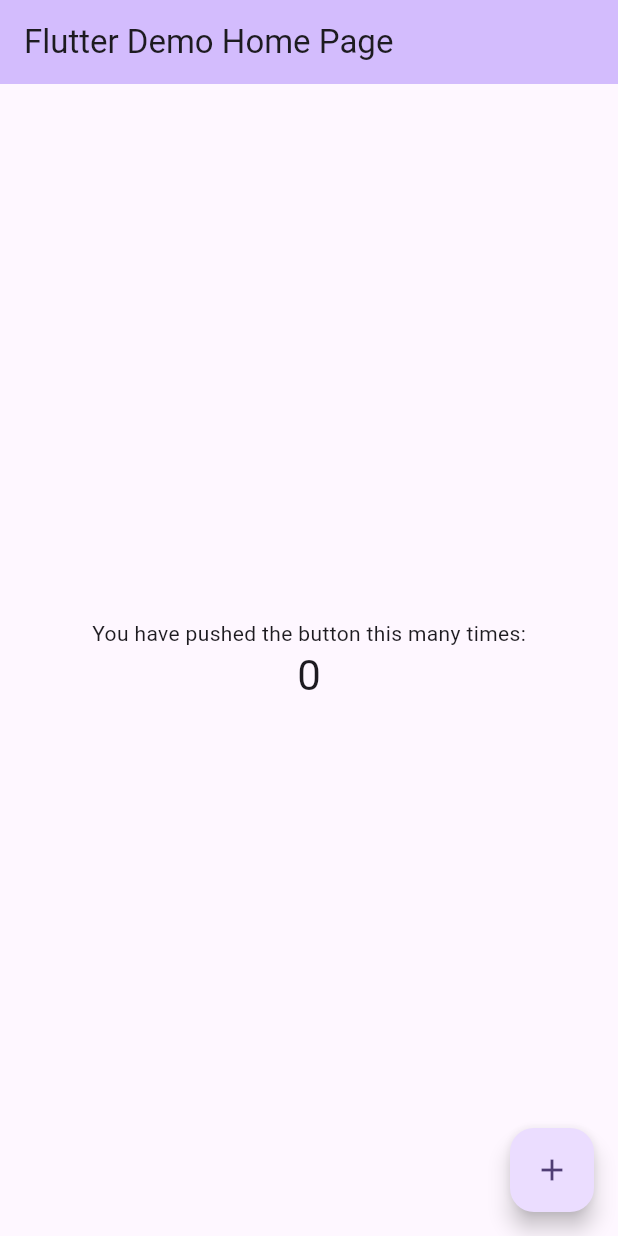
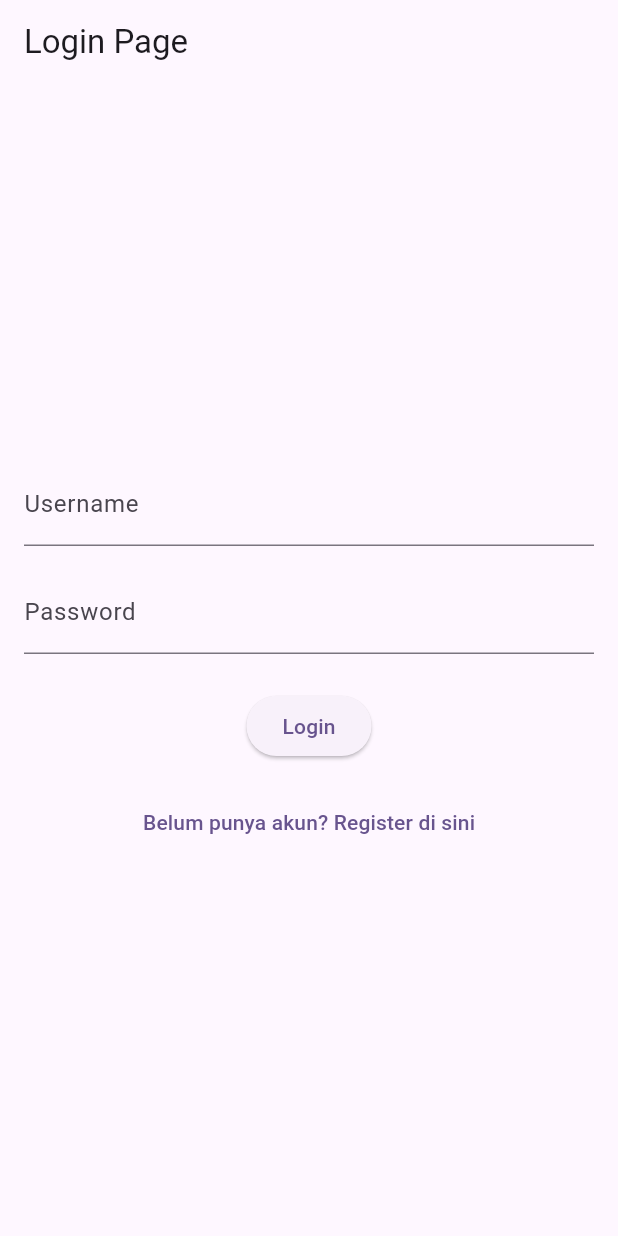
Before and after one commit to Yaugustz/Workshop-Pengebangan-Aplikasi, a Flutter app: the screen it shows after launch, on a phone screen of 412 x 824 dp. Run offline on Flutter 3.47's test engine with Material 3 defaults, Android fonts, the phone set to English and light mode, and no system bars.

```diff
--- a/lib/main.dart
+++ b/lib/main.dart
@@ -1,4 +1,5 @@
 import 'package:flutter/material.dart';
+import 'pages/login_page.dart'; // Import halaman login
 
 void main() {
   runApp(const MyApp());
@@ -7,116 +8,15 @@ void main() {
 class MyApp extends StatelessWidget {
   const MyApp({super.key});
 
-  // This widget is the root of your application.
   @override
   Widget build(BuildContext context) {
     return MaterialApp(
-      title: 'Flutter Demo',
+      title: 'Tugas Flutter',
       theme: ThemeData(
-        // This is the theme of your application.
-        //
-        // TRY THIS: Try running your application with "flutter run". You'll see
-        // the application has a purple toolbar. Then, without quitting the app,
-        // try changing the seedColor in the colorScheme below to Colors.green
-        // and then invoke "hot reload" (save your changes or press the "hot
-        // reload" button in a Flutter-supported IDE, or press "r" if you used
-        // the command line to start the app).
-        //
-        // Notice that the counter didn't reset back to zero; the application
-        // state is not lost during the reload. To reset the state, use hot
-        // restart instead.
-        //
-        // This works for code too, not just values: Most code changes can be
-        // tested with just a hot reload.
-        colorScheme: .fromSeed(seedColor: Colors.deepPurple),
+        colorScheme: ColorScheme.fromSeed(seedColor: Colors.deepPurple),
+        useMaterial3: true,
       ),
-      home: const MyHomePage(title: 'Flutter Demo Home Page'),
+      home: const LoginPage(), // Jadikan Login sebagai halaman pertama
     );
   }
 }
-
-class MyHomePage extends StatefulWidget {
-  const MyHomePage({super.key, required this.title});
-
-  // This widget is the home page of your application. It is stateful, meaning
-  // that it has a State object (defined below) that contains fields that affect
-  // how it looks.
-
-  // This class is the configuration for the state. It holds the values (in this
-  // case the title) provided by the parent (in this case the App widget) and
-  // used by the build method of the State. Fields in a Widget subclass are
-  // always marked "final".
-
-  final String title;
-
-  @override
-  State<MyHomePage> createState() => _MyHomePageState();
-}
-
-class _MyHomePageState extends State<MyHomePage> {
-  int _counter = 0;
-
-  void _incrementCounter() {
-    setState(() {
-      // This call to setState tells the Flutter framework that something has
-      // changed in this State, which causes it to rerun the build method below
-      // so that the display can reflect the updated values. If we changed
-      // _counter without calling setState(), then the build method would not be
-      // called again, and so nothing would appear to happen.
-      _counter++;
-    });
-  }
-
-  @override
-  Widget build(BuildContext context) {
-    // This method is rerun every time setState is called, for instance as done
-    // by the _incrementCounter method above.
-    //
-    // The Flutter framework has been optimized to make rerunning build methods
-    // fast, so that you can just rebuild anything that needs updating rather
-    // than having to individually change instances of widgets.
-    return Scaffold(
-      appBar: AppBar(
-        // TRY THIS: Try changing the color here to a specific color (to
-        // Colors.amber, perhaps?) and trigger a hot reload to see the AppBar
-        // change color while the other colors stay the same.
-        backgroundColor: Theme.of(context).colorScheme.inversePrimary,
-        // Here we take the value from the MyHomePage object that was created by
-        // the App.build method, and use it to set our appbar title.
-        title: Text(widget.title),
-      ),
-      body: Center(
-        // Center is a layout widget. It takes a single child and positions it
-        // in the middle of the parent.
-        child: Column(
-          // Column is also a layout widget. It takes a list of children and
-          // arranges them vertically. By default, it sizes itself to fit its
-          // children horizontally, and tries to be as tall as its parent.
-          //
-          // Column has various properties to control how it sizes itself and
-          // how it positions its children. Here we use mainAxisAlignment to
-          // center the children vertically; the main axis here is the vertical
-          // axis because Columns are vertical (the cross axis would be
-          // horizontal).
-          //
-          // TRY THIS: Invoke "debug painting" (choose the "Toggle Debug Paint"
-          // action in the IDE, or press "p" in the console), to see the
-          // wireframe for each widget.
-          mainAxisAlignment: .center,
-          children: [
-            const Text('You have pushed the button this many times:'),
-            Text(
-              '$_counter',
-              style: Theme.of(context).textTheme.headlineMedium,
-            ),
-          ],
-        ),
-      ),
-      floatingActionButton: FloatingActionButton(
-        onPressed: _incrementCounter,
-        tooltip: 'Increment',
-        child: const Icon(Icons.add),
-      ),
-    );
-  }
-}
--- /dev/null
+++ b/lib/models/user_model.dart
@@ -0,0 +1,23 @@
+class UserModel {
+  final String namaLengkap;
+  final String username;
+  final String email;
+  final String tglLahir;
+  final String jenisKelamin;
+  final String noHp;
+  final String password;
+  final String alamat;
+
+  static List<UserModel> registeredUsers = [];
+  // Constructor
+  UserModel({
+    required this.namaLengkap,
+    required this.username,
+    required this.email,
+    required this.tglLahir,
+    required this.jenisKelamin,
+    required this.noHp,
+    required this.password,
+    required this.alamat,
+  });
+}
--- /dev/null
+++ b/lib/pages/login_page.dart
@@ -0,0 +1,80 @@
+import 'package:flutter/material.dart';
+import 'register_page.dart';
+import '../models/user_model.dart';
+import 'home_page.dart';
+
+class LoginPage extends StatefulWidget {
+  const LoginPage({super.key});
+
+  @override
+  State<LoginPage> createState() => _LoginPageState();
+}
+
+class _LoginPageState extends State<LoginPage> {
+  final _usernameController = TextEditingController();
+  final _passwordController = TextEditingController();
+
+  void _login() {
+    String inputUsername = _usernameController.text;
+    String inputPassword = _passwordController.text;
+
+    try {
+      // CEK IN-MEMORY: Cari user yang cocok
+      UserModel loggedInUser = UserModel.registeredUsers.firstWhere(
+        (user) => user.username == inputUsername && user.password == inputPassword,
+      );
+
+      // Jika ketemu, lempar ke HomePage
+      Navigator.pushReplacement(
+        context,
+        MaterialPageRoute(builder: (context) => HomePage(user: loggedInUser)),
+      );
+    } catch (e) {
+      // Jika firstWhere gagal menemukan data, munculkan peringatan
+      ScaffoldMessenger.of(context).showSnackBar(
+        const SnackBar(content: Text('Username atau Password salah / belum terdaftar!')),
+      );
+    }
+  }
+
+  @override
+  Widget build(BuildContext context) {
+    return Scaffold(
+      appBar: AppBar(title: const Text('Login Page')),
+      body: Padding(
+        padding: const EdgeInsets.all(16.0),
+        child: Column(
+          mainAxisAlignment: MainAxisAlignment.center,
+          children: [
+            TextField(
+              controller: _usernameController,
+              decoration: const InputDecoration(labelText: 'Username'),
+            ),
+            const SizedBox(height: 16),
+            TextField(
+              controller: _passwordController,
+              decoration: const InputDecoration(labelText: 'Password'),
+              obscureText: true,
+            ),
+            const SizedBox(height: 24),
+            ElevatedButton(
+              onPressed: _login,
+              child: const Text('Login'),
+            ),
+            const SizedBox(height: 16),
+            // Tombol ini yang akan mengarahkan ke halaman Register
+            TextButton(
+              onPressed: () {
+                Navigator.push(
+                  context,
+                  MaterialPageRoute(builder: (context) => const RegisterPage()),
+                );
+              },
+              child: const Text('Belum punya akun? Register di sini'),
+            ),
+          ],
+        ),
+      ),
+    );
+  }
+}
```
Also changed, not shown: lib/pages/home_page.dart (added, +107 -0 lines), lib/pages/register_page.dart (added, +328 -0 lines).
